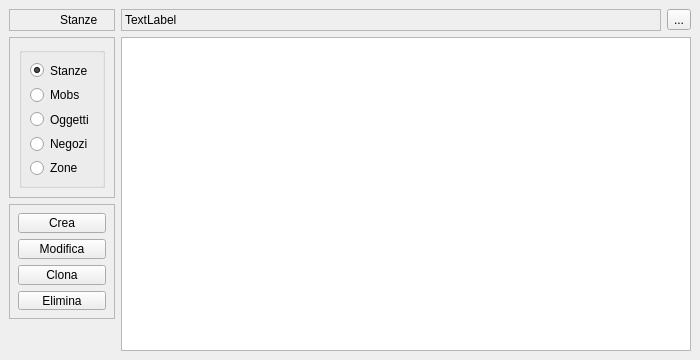
Qt form guiarea.ui (temporasanguinis/TSKreator) before a commit.
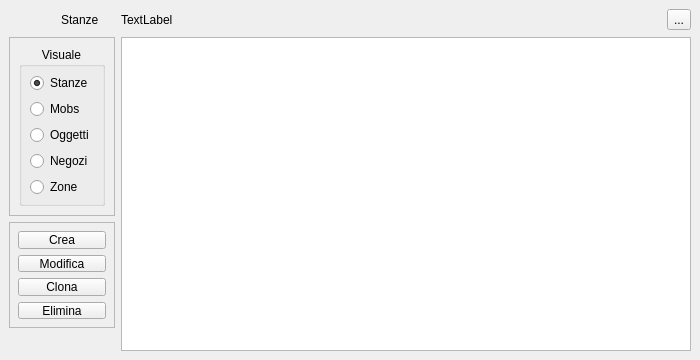
The same form after that commit.

```diff
--- a/guiarea.ui
+++ b/guiarea.ui
@@ -10,6 +10,12 @@
     <height>360</height>
    </rect>
   </property>
+  <property name="minimumSize">
+   <size>
+    <width>700</width>
+    <height>360</height>
+   </size>
+  </property>
   <property name="windowTitle">
    <string>MainWindow</string>
   </property>
@@ -106,7 +112,7 @@
     <item row="1" column="0">
      <widget class="QFrame" name="mp_frameVisual">
       <property name="sizePolicy">
-       <sizepolicy hsizetype="Minimum" vsizetype="Preferred">
+       <sizepolicy hsizetype="Minimum" vsizetype="Minimum">
         <horstretch>0</horstretch>
         <verstretch>0</verstretch>
        </sizepolicy>
@@ -114,7 +120,7 @@
       <property name="minimumSize">
        <size>
         <width>0</width>
-        <height>16</height>
+        <height>0</height>
        </size>
       </property>
       <property name="maximumSize">
@@ -133,6 +139,9 @@
        <enum>QFrame::Sunken</enum>
       </property>
       <layout class="QGridLayout">
+       <property name="sizeConstraint">
+        <enum>QLayout::SetDefaultConstraint</enum>
+       </property>
        <property name="leftMargin">
         <number>9</number>
        </property>
@@ -146,12 +155,12 @@
         <number>9</number>
        </property>
        <property name="spacing">
-        <number>6</number>
+        <number>0</number>
        </property>
        <item row="0" column="0">
         <widget class="QGroupBox" name="mp_gbChangeView">
          <property name="sizePolicy">
-          <sizepolicy hsizetype="Minimum" vsizetype="Preferred">
+          <sizepolicy hsizetype="Minimum" vsizetype="Minimum">
            <horstretch>0</horstretch>
            <verstretch>0</verstretch>
           </sizepolicy>
@@ -169,13 +178,13 @@
           </size>
          </property>
          <property name="autoFillBackground">
-          <bool>true</bool>
+          <bool>false</bool>
          </property>
          <property name="title">
-          <string/>
+          <string>Visuale</string>
          </property>
          <property name="alignment">
-          <set>Qt::AlignHCenter</set>
+          <set>Qt::AlignHCenter|Qt::AlignTop</set>
          </property>
          <property name="flat">
           <bool>false</bool>
@@ -188,13 +197,13 @@
            <number>8</number>
           </property>
           <property name="topMargin">
-           <number>8</number>
+           <number>6</number>
           </property>
           <property name="rightMargin">
            <number>8</number>
           </property>
           <property name="bottomMargin">
-           <number>8</number>
+           <number>6</number>
           </property>
           <item>
            <widget class="QRadioButton" name="mp_rbViewRooms">
@@ -328,7 +337,7 @@
          </size>
         </property>
         <property name="frameShape">
-         <enum>QFrame::StyledPanel</enum>
+         <enum>QFrame::NoFrame</enum>
         </property>
         <property name="frameShadow">
          <enum>QFrame::Sunken</enum>
@@ -362,7 +371,7 @@
        </size>
       </property>
       <property name="frameShape">
-       <enum>QFrame::StyledPanel</enum>
+       <enum>QFrame::NoFrame</enum>
       </property>
       <property name="frameShadow">
        <enum>QFrame::Sunken</enum>
@@ -384,6 +393,7 @@
    </layout>
   </widget>
  </widget>
+ <layoutdefault spacing="3" margin="3"/>
  <tabstops>
   <tabstop>mp_twObjectList</tabstop>
   <tabstop>mp_tbChangeFile</tabstop>
```
Left out of the diff: 6 changed lines with no effect on the pictures.
